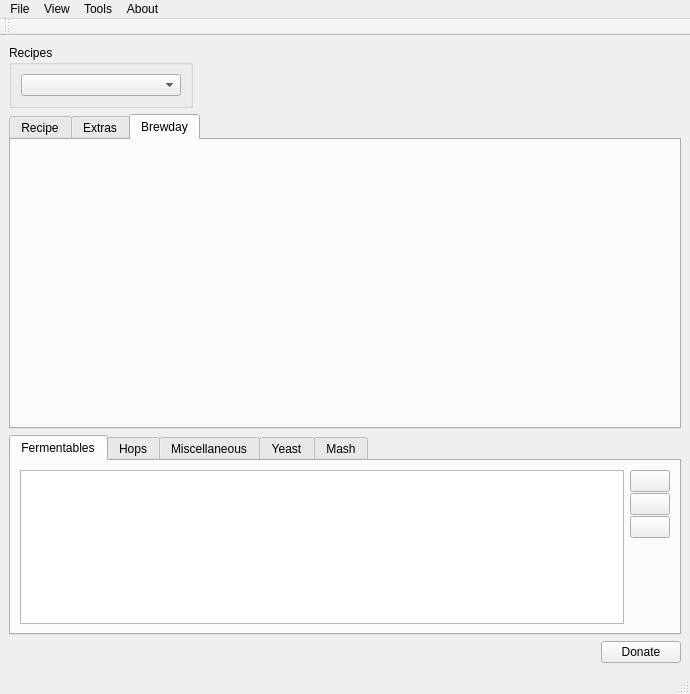
Old version of the form ui/mainWindow.ui in the repository Brewtarget/brewtarget.
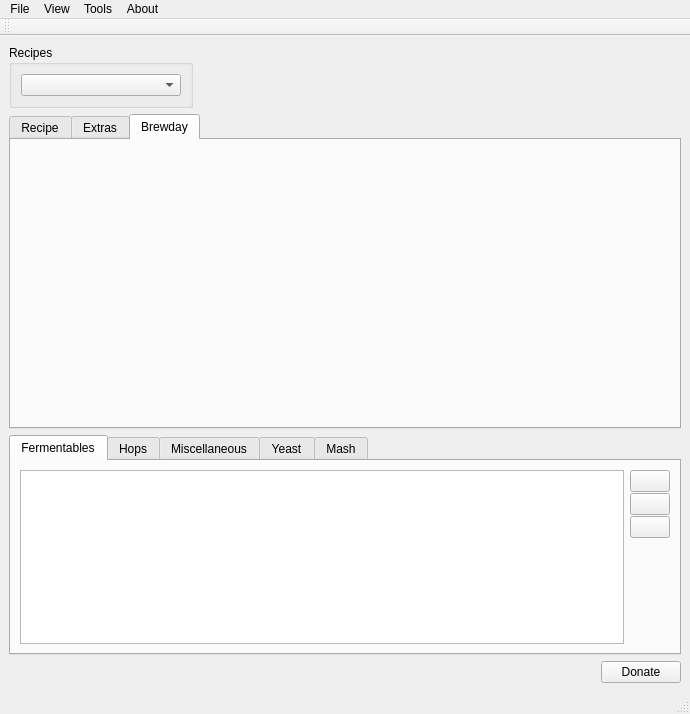
New version of the form. The open tabs and pages were chosen to show the change. Icons and pictures are not drawn. Custom widgets are drawn as their Qt base class.

What changed in the file:
```diff
--- a/ui/mainWindow.ui
+++ b/ui/mainWindow.ui
@@ -7,7 +7,7 @@
     <x>0</x>
     <y>0</y>
     <width>690</width>
-    <height>671</height>
+    <height>714</height>
    </rect>
   </property>
   <property name="sizePolicy">
```
Left out of the diff: 97 changed lines with no effect on the pictures.
